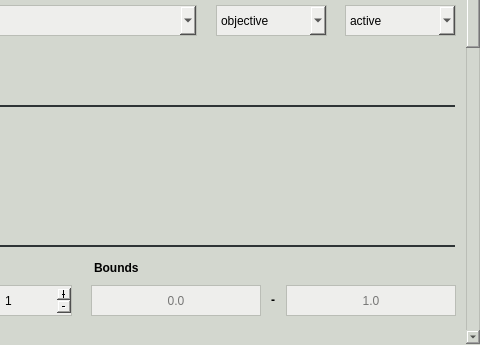
Before: the Qt Designer form pyanno4rt/gui/designs/components/k_nearest_neighbors_tcp_window.ui in pyanno4rt/pyanno4rt, drawn with Qt 5; both pictures show x 240 to 720 and y 86 to 431 of the 720 by 431 pixel window.
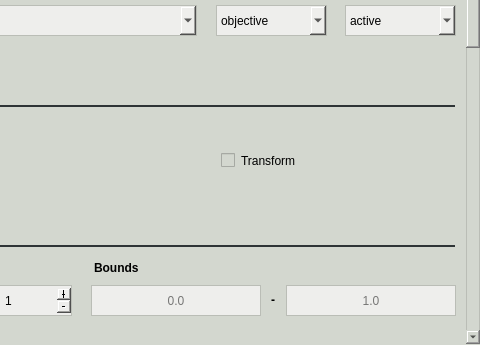
After: the same form once the commit is applied. Icons and pictures are not drawn.

Commit message: Added transform option to all ML components, minor corrections in fluence optimizer / solver

What changed in the file:
```diff
--- a/pyanno4rt/gui/designs/components/k_nearest_neighbors_tcp_window.ui
+++ b/pyanno4rt/gui/designs/components/k_nearest_neighbors_tcp_window.ui
@@ -55,7 +55,7 @@
      <property name="geometry">
       <rect>
        <x>0</x>
-       <y>-817</y>
+       <y>0</y>
        <width>690</width>
        <height>1439</height>
       </rect>
@@ -1753,6 +1753,26 @@
        <string>Tune repeats</string>
       </property>
      </widget>
+     <widget class="QCheckBox" name="transform_check">
+      <property name="geometry">
+       <rect>
+        <x>450</x>
+        <y>234</y>
+        <width>101</width>
+        <height>23</height>
+       </rect>
+      </property>
+      <property name="cursor">
+       <cursorShape>PointingHandCursor</cursorShape>
+      </property>
+      <property name="styleSheet">
+       <string notr="true">border: 0px;
+color: rgb(0, 0, 0);</string>
+      </property>
+      <property name="text">
+       <string>Transform</string>
+      </property>
+     </widget>
      <zorder>leaf_size_label</zorder>
      <zorder>p_label</zorder>
      <zorder>weights_label</zorder>
```
Left out of the diff: 1 changed line with no effect on the pictures. The commit also changes 58 other files.
